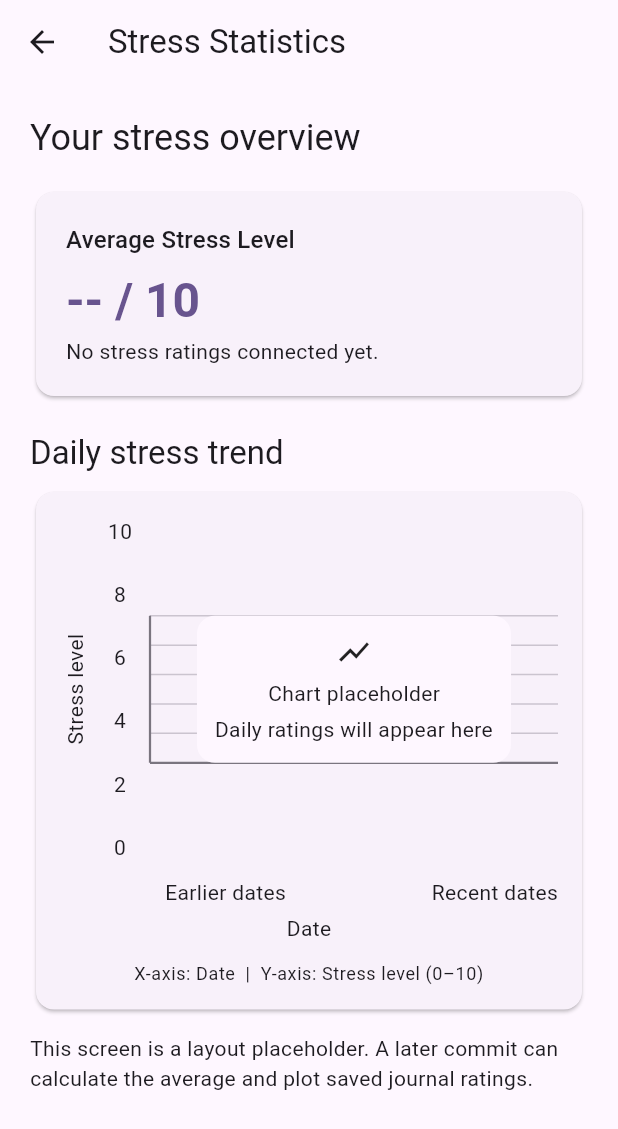
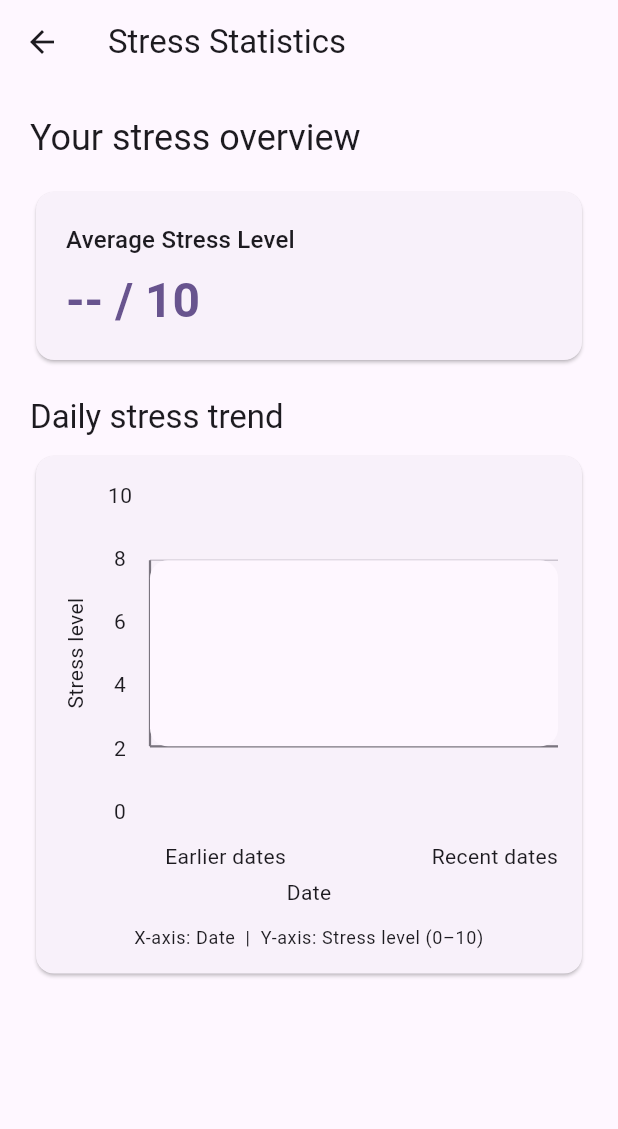
Before and after one commit to Cs3541/GroupEProject, a Flutter app: the StressStatisticsScreen screen opened directly, on a phone screen of 412 x 824 dp. Shown: the top 1129 px of the screen. Run offline on Flutter 3.47's test engine with Material 3 defaults, Android fonts, the phone set to English and light mode, and no system bars; our stand-ins replace audioplayers, firebase_core, shared_preferences; accounts and stored records are empty.

Commit message:
refactor: edited the stress statistics screen layout

```diff
--- a/stress_free/lib/views/stress_statistics_screen.dart
+++ b/stress_free/lib/views/stress_statistics_screen.dart
@@ -36,8 +36,7 @@ class StressStatisticsScreen extends StatelessWidget {
                         color: colors.primary,
                       ),
                     ),
-                    const SizedBox(height: 4),
-                    const Text('No stress ratings connected yet.'),
+
                   ],
                 ),
               ),
@@ -67,11 +66,7 @@ class StressStatisticsScreen extends StatelessWidget {
                 ),
               ),
             ),
-            const SizedBox(height: 12),
-            const Text(
-              'This screen is a layout placeholder. A later commit can '
-              'calculate the average and plot saved journal ratings.',
-            ),
+
           ],
         ),
       ),
@@ -129,18 +124,9 @@ class _StressChartPlaceholder extends StatelessWidget {
                         color: colors.surface,
                         borderRadius: BorderRadius.circular(12),
                       ),
-                      child: const Column(
-                        mainAxisSize: MainAxisSize.min,
-                        children: [
-                          Icon(Icons.show_chart),
-                          SizedBox(height: 6),
-                          Text('Chart placeholder'),
-                          SizedBox(height: 4),
-                          Text(
-                            'Daily ratings will appear here',
-                            textAlign: TextAlign.center,
-                          ),
-                        ],
+                      child: const SizedBox(
+                        width: double.infinity,
+                        height: 100,
                       ),
                     ),
                   ],
```
